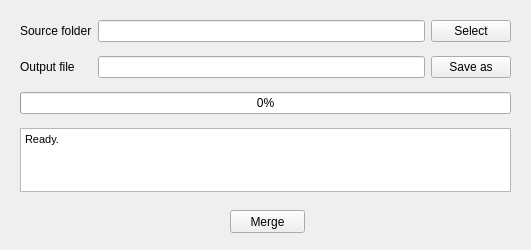
First picture: the form in datamerger.ui, repository open-cogsci/Datamerger, before the edit.
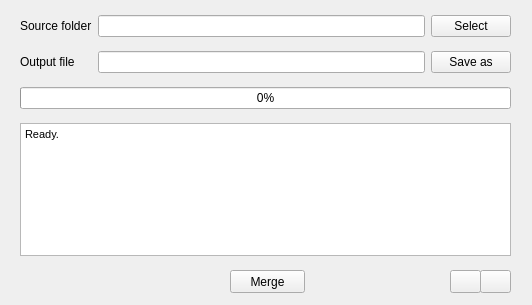
Second picture: the form after the edit. Icons and pictures are not drawn.

What changed in the file:
```diff
--- a/datamerger.ui
+++ b/datamerger.ui
@@ -6,8 +6,8 @@
    <rect>
     <x>0</x>
     <y>0</y>
-    <width>531</width>
-    <height>250</height>
+    <width>532</width>
+    <height>305</height>
    </rect>
   </property>
   <property name="windowTitle">
@@ -18,7 +18,7 @@
     <property name="geometry">
      <rect>
       <x>230</x>
-      <y>210</y>
+      <y>270</y>
       <width>75</width>
       <height>23</height>
      </rect>
@@ -34,9 +34,9 @@
     <property name="geometry">
      <rect>
       <x>20</x>
-      <y>20</y>
+      <y>15</y>
       <width>491</width>
-      <height>172</height>
+      <height>241</height>
      </rect>
     </property>
     <layout class="QGridLayout" name="gridLayout">
@@ -103,6 +103,21 @@
      </item>
      <item row="4" column="0" colspan="3">
       <widget class="QTextEdit" name="statusBox">
+       <property name="enabled">
+        <bool>true</bool>
+       </property>
+       <property name="sizePolicy">
+        <sizepolicy hsizetype="Expanding" vsizetype="Expanding">
+         <horstretch>0</horstretch>
+         <verstretch>0</verstretch>
+        </sizepolicy>
+       </property>
+       <property name="minimumSize">
+        <size>
+         <width>0</width>
+         <height>0</height>
+        </size>
+       </property>
        <property name="html">
         <string>&lt;!DOCTYPE HTML PUBLIC &quot;-//W3C//DTD HTML 4.0//EN&quot; &quot;http://www.w3.org/TR/REC-html40/strict.dtd&quot;&gt;
 &lt;html&gt;&lt;head&gt;&lt;meta name=&quot;qrichtext&quot; content=&quot;1&quot; /&gt;&lt;style type=&quot;text/css&quot;&gt;
@@ -114,6 +129,58 @@
      </item>
     </layout>
    </widget>
+   <widget class="QPushButton" name="docButton">
+    <property name="toolTip">
+     <string>Help</string>
+    </property>
+    <property name="geometry">
+     <rect>
+      <x>450</x>
+      <y>270</y>
+      <width>31</width>
+      <height>23</height>
+     </rect>
+    </property>
+    <property name="text">
+     <string/>
+    </property>
+    <property name="icon">
+     <iconset resource="datamerger.qrc">
+      <normaloff>:/resources/help-about.png</normaloff>:/resources/help-about.png</iconset>
+    </property>
+    <property name="iconSize">
+     <size>
+      <width>18</width>
+      <height>18</height>
+     </size>
+    </property>
+   </widget>
+   <widget class="QPushButton" name="aboutButton">
+    <property name="toolTip">
+     <string>About this application...</string>
+    </property>
+    <property name="geometry">
+     <rect>
+      <x>480</x>
+      <y>270</y>
+      <width>31</width>
+      <height>23</height>
+     </rect>
+    </property>
+    <property name="text">
+     <string/>
+    </property>
+    <property name="icon">
+     <iconset resource="datamerger.qrc">
+      <normaloff>:/resources/help-contents.png</normaloff>:/resources/help-contents.png</iconset>
+    </property>
+    <property name="iconSize">
+     <size>
+      <width>18</width>
+      <height>18</height>
+     </size>
+    </property>
+   </widget>
   </widget>
  </widget>
  <resources/>
```
Left out of the diff: 4 changed lines with no effect on the pictures.
